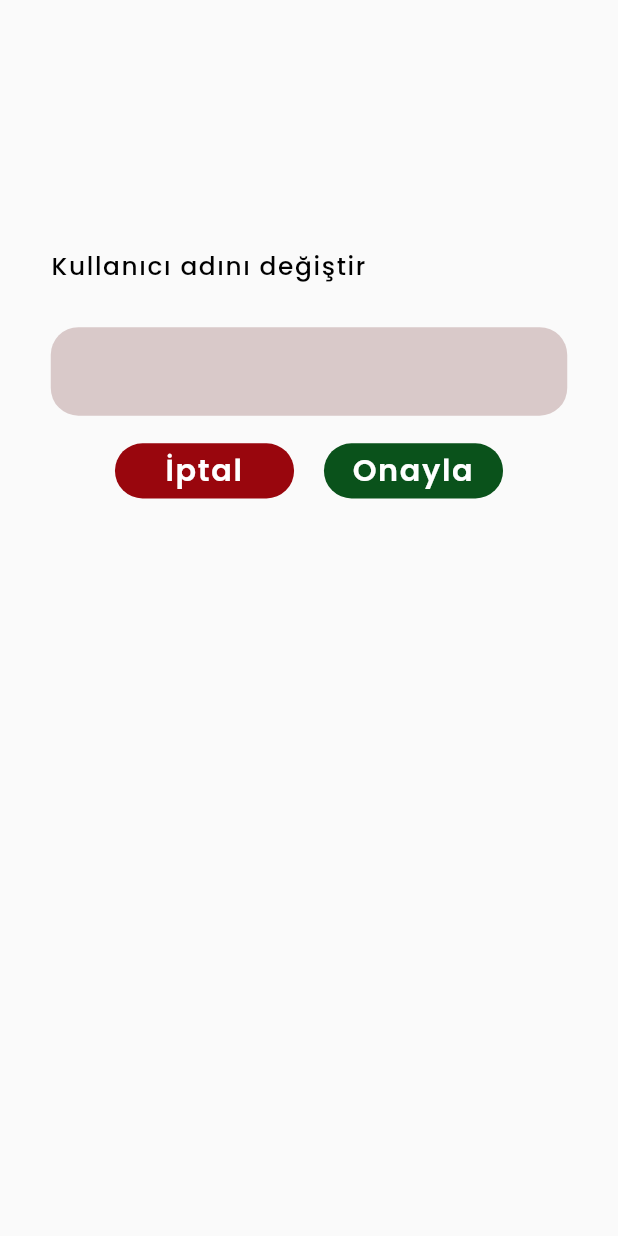
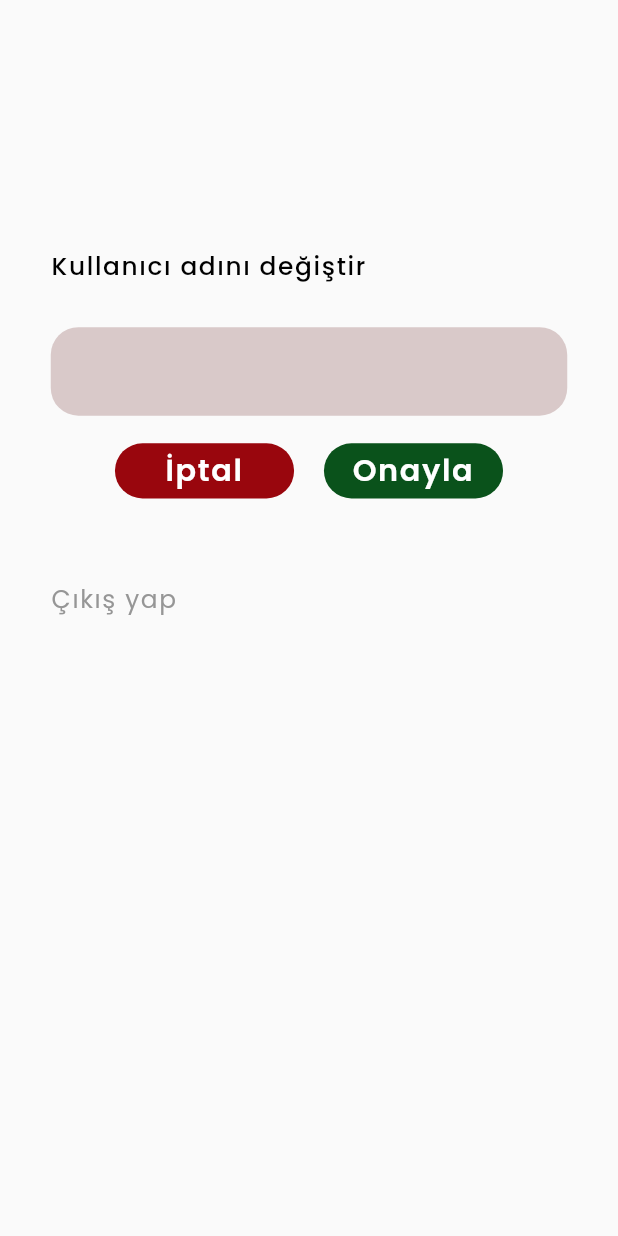
Before and after one commit to Tugcenaz/chopspick, a Flutter app: the ProfilePage screen opened directly, on a phone screen of 412 x 824 dp. Run offline on Flutter 3.47's test engine with Material 2 defaults, Android fonts, the phone set to English and light mode, and no system bars; drawn by our look-alikes of flutter_bounceable; our stand-ins replace badges, cached_network_image, cloud_firestore, firebase_auth, firebase_core, flutter_screenutil and 4 more; accounts and stored records are empty; network calls fail; statements that could not run were skipped.

Commit message:
profile page

```diff
--- a/lib/app/views/login_page/login_page.dart
+++ b/lib/app/views/login_page/login_page.dart
@@ -147,7 +147,7 @@ class LoginPage extends StatelessWidget {
               height: 55.h,
             ),
             Text(
-              '-Şunladan biriyle giriş yap-',
+              '-Şunlardan biriyle giriş yap-',
               style: TextStyles.titleBlackTextStyle1(fontSize: 15.sp),
             ),
             SizedBox(
--- a/lib/app/views/profile_page.dart
+++ b/lib/app/views/profile_page.dart
@@ -4,6 +4,7 @@ import 'package:chopspick/app/views/bottom_nav_bar.dart';
 import 'package:chopspick/core/theme/colors.dart';
 import 'package:chopspick/core/theme/text_styles.dart';
 import 'package:flutter/material.dart';
+import 'package:flutter_bounceable/flutter_bounceable.dart';
 import 'package:flutter_screenutil/flutter_screenutil.dart';
 import 'package:get/get.dart';
 
@@ -82,11 +83,12 @@ class _ProfilePageState extends State<ProfilePage> {
             SizedBox(
               height: 20.h,
             ),
-            Row(mainAxisAlignment: MainAxisAlignment.center,
+            Row(
+              mainAxisAlignment: MainAxisAlignment.center,
               children: [
                 CustomButton(
                   onPressed: () {
-                   goToPage(0);
+                    goToPage(0);
                   },
                   title: 'İptal',
                   color: CustomColors.redButtonColor,
@@ -94,19 +96,32 @@ class _ProfilePageState extends State<ProfilePage> {
                   width: 120.w,
                   height: 40.h,
                 ),
-                SizedBox(width: 20.w,),
+                SizedBox(
+                  width: 20.w,
+                ),
                 CustomButton(
                   onPressed: () {
                     formSubmit();
                   },
                   title: 'Onayla',
-                  color:CustomColors.greenButtonColor,
+                  color: CustomColors.greenButtonColor,
                   fontSize: 22.sp,
                   width: 120.w,
                   height: 40.h,
                 ),
               ],
             ),
+            SizedBox(
+              height: 60.h,
+            ),
+            Bounceable(
+                onTap: () {
+                  userController.signOut();
+                },
+                child: Text(
+                  'Çıkış yap',
+                  style: TextStyles.titleGreyTextStyle1(fontSize: 18.sp),
+                ))
           ],
         ),
       ),
--- a/lib/main.dart
+++ b/lib/main.dart
@@ -27,7 +27,7 @@ class MyApp extends StatelessWidget {
       minTextAdapt: true,
       splitScreenMode: true,
       builder: (BuildContext context, Widget? child) {
-        return GetMaterialApp(
+        return GetMaterialApp(debugShowCheckedModeBanner: false,
           initialBinding: InitialBinding(),
           title: 'Flutter Demo',
           theme: ThemeData(
```
Also changed, not shown: lib/app/views/home_page/home_page.dart (+7 -11 lines).
